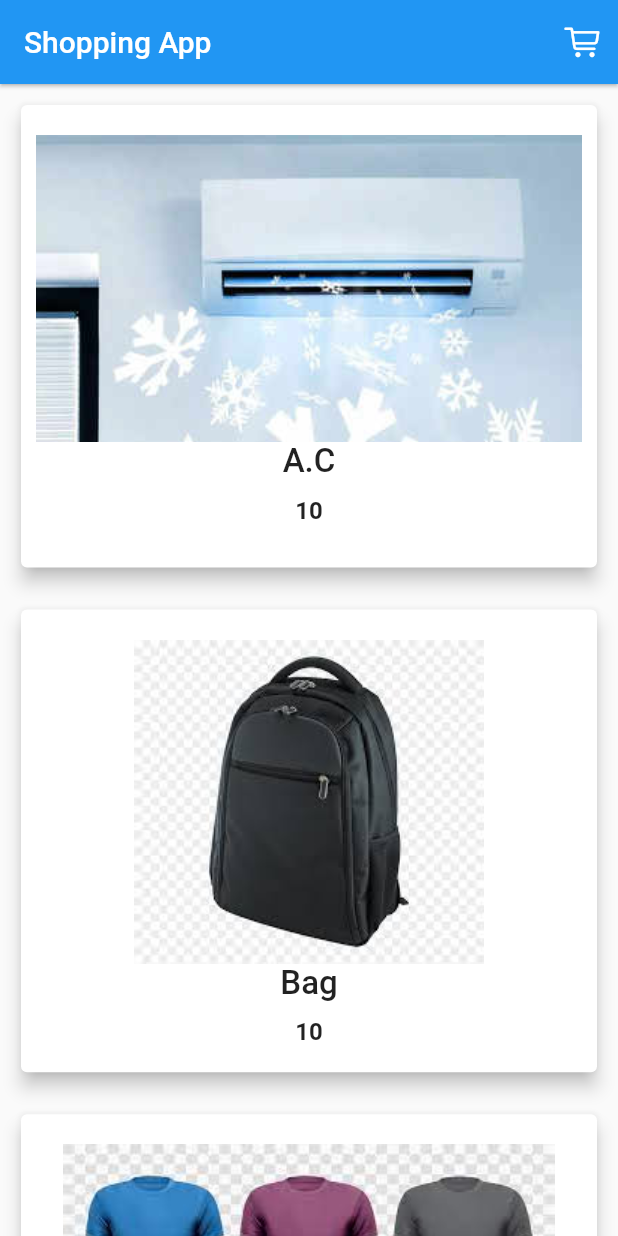
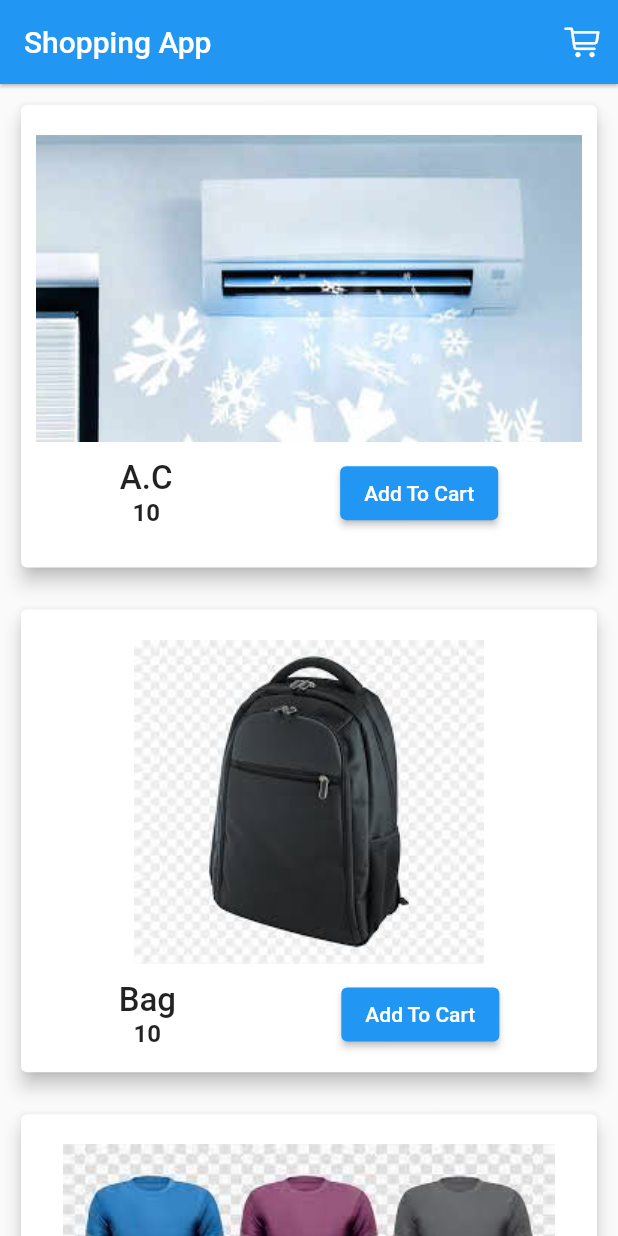
Before and after one commit to ManPanchani/Out-of-Stock, a Flutter app: the screen it shows after launch, on a phone screen of 412 x 824 dp. Run offline on Flutter 3.47's test engine with Material 2 defaults, Android fonts, the phone set to English and light mode, and no system bars; our stand-ins replace sqflite; accounts and stored records are empty.

Commit message:
Out sotck

```diff
--- a/lib/screens/home_page.dart
+++ b/lib/screens/home_page.dart
@@ -104,16 +104,16 @@ class _HomePageState extends State<HomePage> {
                                   height: 10,
                                 ),
                                 Stack(
+                                  alignment: Alignment.bottomCenter,
                                   children: [
                                     Align(
-                                      alignment: Alignment.center,
                                       child: Image.asset(data[i].image!),
                                     ),
                                     (data[i].quantity == 0)
                                         ? const Align(
-                                            alignment: Alignment.bottomCenter,
+                                            alignment: Alignment.center,
                                             child: Text(
-                                              "Sold Out",
+                                              "Out Of Stock",
                                               style: TextStyle(
                                                 fontSize: 24,
                                                 fontWeight: FontWeight.bold,
@@ -138,6 +138,15 @@ class _HomePageState extends State<HomePage> {
                                         : Container(),
                                   ],
                                 ),
+                                const SizedBox(
+                                  height: 10,
+                                ),
+                                Row(
+                                  mainAxisAlignment:
+                                      MainAxisAlignment.spaceAround,
+                                  children: [
+                                    Column(
+                                      children: [
                                         Text(
                                           "${data[i].name}",
                                           style: const TextStyle(
@@ -145,15 +154,22 @@ class _HomePageState extends State<HomePage> {
                                             fontWeight: FontWeight.w500,
                                           ),
                                         ),
-                                const SizedBox(
-                                  height: 10,
-                                ),
                                         Text(
                                           "${data[i].quantity}",
                                           style: const TextStyle(
                                             fontSize: 16,
                                             fontWeight: FontWeight.bold,
                                           ),
+                                        ),
+                                      ],
+                                    ),
+                                    ElevatedButton(
+                                      onPressed: () {},
+                                      child: const Text(
+                                        "Add To Cart",
+                                      ),
+                                    ),
+                                  ],
                                 ),
                               ],
                             ),
```
Lines whose indentation alone changed are shown as unchanged.
